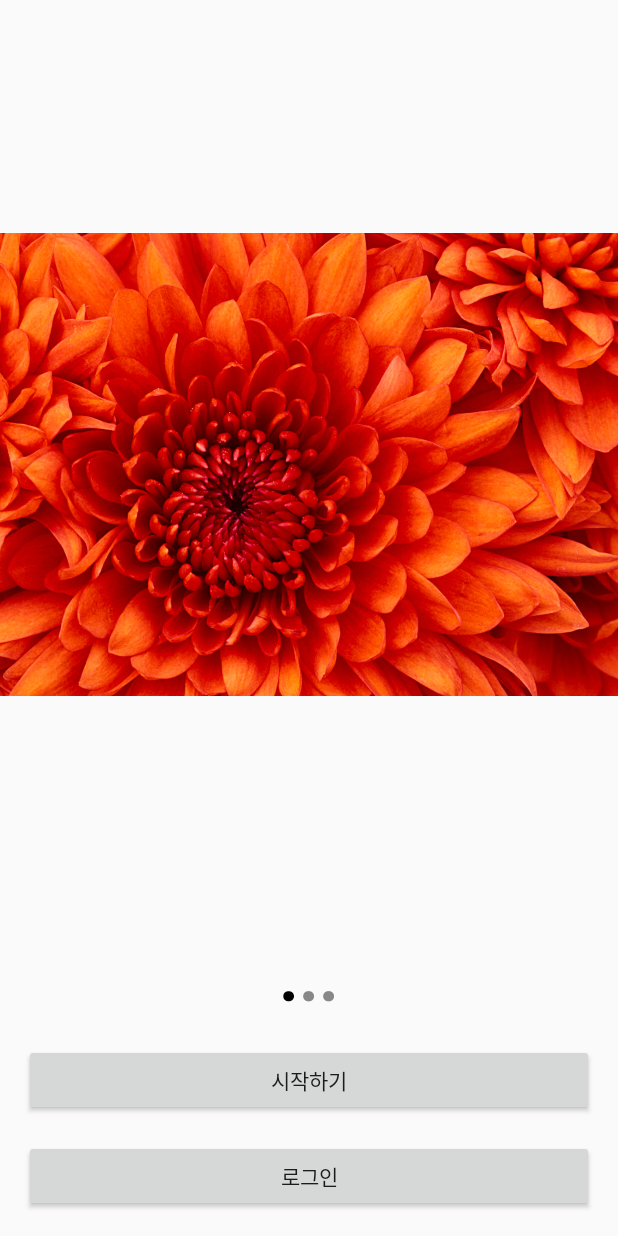
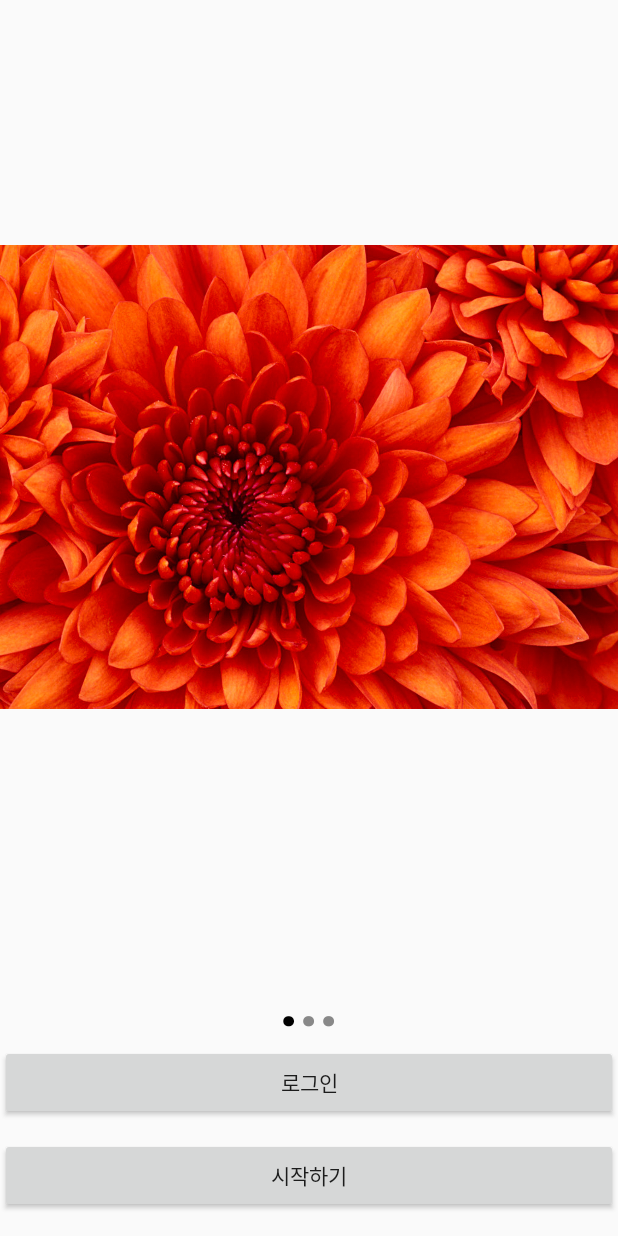
Before and after one commit to Curookie/startupwe-piccle, an Android app: the screen it shows after launch (MainActivity), on a phone screen of 412 x 824 dp. Run offline under Robolectric (Android 15) with nearby library versions, the phone set to English and light mode, and no system bars.

Commit message:
activity base

```diff
--- a/app/src/main/AndroidManifest.xml
+++ b/app/src/main/AndroidManifest.xml
@@ -15,7 +15,8 @@
                 <category android:name="android.intent.category.LAUNCHER" />
             </intent-filter>
         </activity>
-        <activity android:name=".SelectMenu"></activity>
+        <activity android:name=".LoginActivity" />
+        <activity android:name=".StartActivity"></activity>
     </application>
 
 </manifest>
--- a/app/src/main/java/piccle/startupwe/piccle/SelectMenu.java
+++ b/app/src/main/java/piccle/startupwe/piccle/LoginActivity.java
@@ -3,11 +3,11 @@ package piccle.startupwe.piccle;
 import android.support.v7.app.AppCompatActivity;
 import android.os.Bundle;
 
-public class SelectMenu extends AppCompatActivity {
+public class LoginActivity extends AppCompatActivity {
 
     @Override
     protected void onCreate(Bundle savedInstanceState) {
         super.onCreate(savedInstanceState);
-        setContentView(R.layout.activity_select_menu);
+        setContentView(R.layout.activity_login);
     }
 }
--- a/app/src/main/java/piccle/startupwe/piccle/MainActivity.java
+++ b/app/src/main/java/piccle/startupwe/piccle/MainActivity.java
@@ -9,6 +9,12 @@ import android.widget.AdapterView;
 import android.widget.Gallery;
 import android.widget.LinearLayout;
 import android.widget.TextView;
+import android.content.Intent;
+import android.support.v7.app.AppCompatActivity;
+import android.os.Bundle;
+import android.view.View;
+import android.widget.Button;
+
 
 public class MainActivity extends AppCompatActivity {
     static TextView mDotsText[];
@@ -26,6 +32,26 @@ public class MainActivity extends AppCompatActivity {
         Gallery gallery = (Gallery)findViewById(R.id.gallery);
         gallery.setAdapter(new ImageAdapter(this));
 
+        Button loginButton = (Button) findViewById(R.id.loginButton);
+        Button startButton = (Button) findViewById(R.id.startButton);
+
+        loginButton.setOnClickListener(new View.OnClickListener() {
+            @Override
+            public void onClick(View v) {
+                Intent intent = new Intent(MainActivity.this, LoginActivity.class);
+                startActivity(intent);
+                //intent.putExtra("CafeData",arrData.get(position));
+            }
+        });
+
+        startButton.setOnClickListener(new View.OnClickListener() {
+            @Override
+            public void onClick(View v) {
+                Intent intent = new Intent(MainActivity.this, StartActivity.class);
+                startActivity(intent);
+                //intent.putExtra("CafeData",arrData.get(position));
+            }
+        });
 
         mDotsLayout = (LinearLayout)findViewById(R.id.image_count);
         //here we count the number of images we have to know how many dots we need
@@ -63,7 +89,6 @@ public class MainActivity extends AppCompatActivity {
 
             @Override
             public void onNothingSelected(AdapterView adapterView) {
-
             }
         });
     }
--- a/app/src/main/res/layout/activity_main.xml
+++ b/app/src/main/res/layout/activity_main.xml
@@ -35,19 +35,22 @@
     </LinearLayout>
 
     <Button
-        android:text="시작하기"
+        android:text="로그인"
         android:layout_width="match_parent"
-        android:layout_height="wrap_content"
-        android:id="@+id/btnStart"
-        android:layout_margin="@dimen/activity_vertical_margin"/>
+        android:layout_height="50dp"
+        android:layout_alignParentBottom="true"
+        android:layout_centerHorizontal="true"
+        android:layout_marginBottom="12dp"
+        android:id="@+id/loginButton" />
 
     <Button
-        android:text="로그인"
+        android:text="시작하기"
+        android:layout_centerHorizontal="true"
         android:layout_width="match_parent"
-        android:layout_height="wrap_content"
-        android:layout_marginLeft="@dimen/activity_vertical_margin"
-        android:layout_marginRight="@dimen/activity_vertical_margin"
-        android:layout_marginBottom="@dimen/activity_vertical_margin"
-        android:id="@+id/btnLogin" />
+        android:layout_height="50dp"
+        android:layout_above="@+id/loginButton"
+        android:layout_alignStart="@+id/loginButton"
+        android:layout_marginBottom="15dp"
+        android:id="@+id/startButton" />
 
 </LinearLayout>
```
Also changed, not shown: app/src/main/java/piccle/startupwe/piccle/StartActivity.java (added, +13 -0 lines), app/src/main/res/layout/activity_login.xml (added, +13 -0 lines), app/src/main/res/layout/activity_select_menu.xml (deleted, +0 -49 lines), app/src/main/res/layout/activity_start.xml (added, +13 -0 lines).
